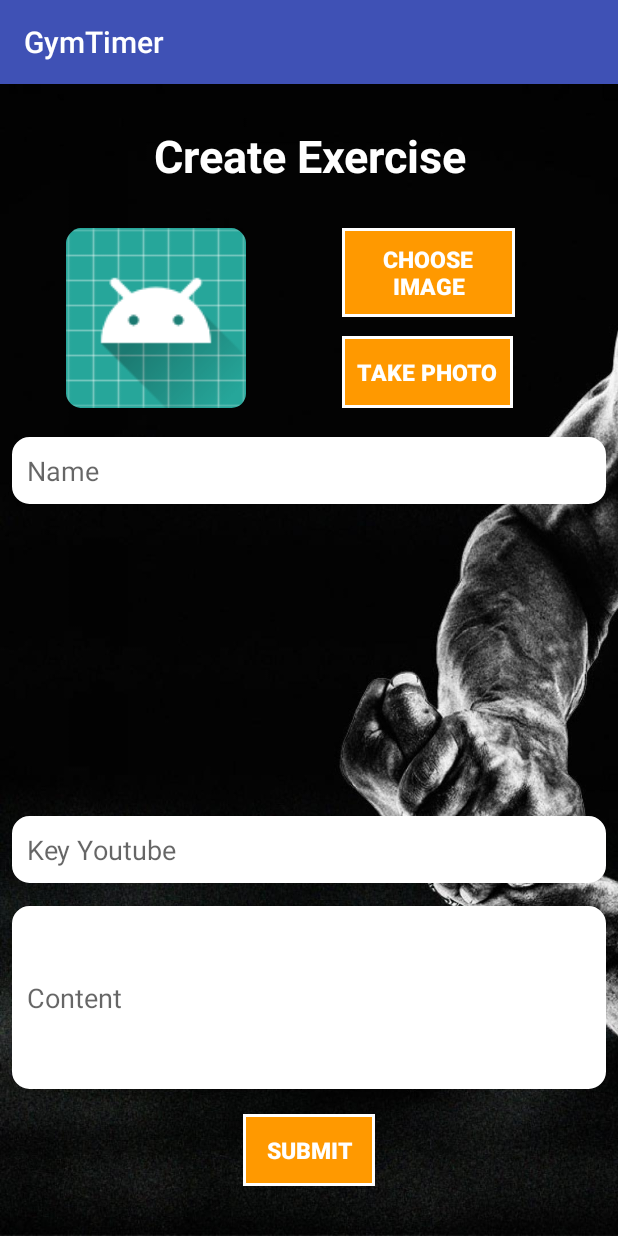
After one commit to HoangJerry/androidGymTimer, an Android app: the CreateActivity screen opened directly, with no data from a screen before it, on a phone screen of 412 x 824 dp. The commit adds this screen. Run offline under Robolectric (Android 15) with nearby library versions, the phone set to English and light mode, and no system bars.

Commit message:
'create-ui'

```diff
--- a/app/build.gradle
+++ b/app/build.gradle
@@ -20,6 +20,7 @@ android {
 
 dependencies {
     implementation fileTree(dir: 'libs', include: ['*.jar'])
+    //noinspection GradleCompatible
     implementation 'com.android.support:appcompat-v7:28.0.0-alpha1'
     implementation 'com.android.support.constraint:constraint-layout:1.1.3'
     implementation 'com.android.support:support-v4:28.0.0'
--- a/app/src/main/AndroidManifest.xml
+++ b/app/src/main/AndroidManifest.xml
@@ -24,7 +24,8 @@
         <activity android:name=".LessonActivity" />
         <activity android:name=".LevelActivity" />
         <activity android:name=".models.ExerciseDetailActivity" />
-        <activity android:name=".YoutubeActivity"></activity>
+        <activity android:name=".YoutubeActivity" />
+        <activity android:name=".CreateActivity"></activity>
     </application>
 
 </manifest>
--- /dev/null
+++ b/app/src/main/java/com/milano/minh/gymtimer/CreateActivity.java
@@ -0,0 +1,150 @@
+package com.milano.minh.gymtimer;
+
+import android.content.ContentValues;
+import android.content.Intent;
+import android.database.sqlite.SQLiteDatabase;
+import android.graphics.Bitmap;
+import android.graphics.BitmapFactory;
+import android.graphics.drawable.BitmapDrawable;
+import android.net.Uri;
+import android.provider.MediaStore;
+import android.support.annotation.Nullable;
+import android.support.v7.app.AppCompatActivity;
+import android.os.Bundle;
+import android.view.View;
+import android.widget.Button;
+import android.widget.EditText;
+import android.widget.ImageView;
+import android.widget.Toast;
+
+import com.milano.minh.gymtimer.database.Database;
+
+import java.io.ByteArrayOutputStream;
+import java.io.FileNotFoundException;
+import java.io.InputStream;
+
+public class CreateActivity extends AppCompatActivity {
+    final String DATABASE_NAME = "gymdb.sqlite3";
+    SQLiteDatabase database;
+    EditText edt_lesson, edt_content, edt_key_youtube;
+    Button btn_submit, btn_select_img, btn_chup;
+    ImageView img_view_demo;
+    final  int REQUEST_TAKE_PHOTO = 123;
+    final  int REQUEST_CHOOSE_PHOTO = 321;
+
+    @Override
+    protected void onCreate(Bundle savedInstanceState) {
+        super.onCreate(savedInstanceState);
+        setContentView(R.layout.activity_create);
+
+        addControls();
+        addEvent();
+        initUI();
+    }
+
+    private  void  addControls() {
+        btn_select_img = (Button) findViewById(R.id.btn_select_img);
+        btn_submit = (Button) findViewById(R.id.btn_submit);
+        edt_lesson = (EditText) findViewById(R.id.edt_lesson);
+        edt_content = (EditText) findViewById(R.id.edt_content);
+        edt_key_youtube = (EditText) findViewById(R.id.edt_key_youtube);
+        img_view_demo = (ImageView) findViewById(R.id.img_view_demo);
+        btn_chup =  (Button) findViewById(R.id.btn_chup);
+    }
+
+    private void initUI() {
+
+    }
+
+    private void takePicture() {
+        Intent intent = new Intent(MediaStore.ACTION_IMAGE_CAPTURE);
+        startActivityForResult(intent, REQUEST_TAKE_PHOTO );
+    }
+
+    private void choosePhoto() {
+        Intent intent = new Intent(Intent.ACTION_PICK);
+        intent.setType("image/*");
+
+        startActivityForResult(intent, REQUEST_CHOOSE_PHOTO );
+    }
+
+    @Override
+    protected void onActivityResult(int requestCode, int resultCode, @Nullable Intent data) {
+        if(resultCode == RESULT_OK) {
+            if ( requestCode == REQUEST_CHOOSE_PHOTO) {
+
+                try {
+                    Uri imageUri = data.getData();
+                    InputStream is = getContentResolver().openInputStream(imageUri);
+                    Bitmap bitmap = BitmapFactory.decodeStream(is);
+                    img_view_demo.setImageBitmap(bitmap);
+
+                } catch (FileNotFoundException e) {
+                    e.printStackTrace();
+                }
+
+            } else if(requestCode == REQUEST_TAKE_PHOTO){
+                Bitmap bitmap = (Bitmap) data.getExtras().get("data");
+                img_view_demo.setImageBitmap(bitmap);
+            }
+        }
+        super.onActivityResult(requestCode, resultCode, data);
+    }
+
+    private void addEvent () {
+        btn_select_img.setOnClickListener(new View.OnClickListener() {
+            @Override
+            public void onClick(View v) {
+                choosePhoto();
+            }
+        });
+
+        btn_chup.setOnClickListener(new View.OnClickListener() {
+            @Override
+            public void onClick(View v) {
+                takePicture();
+            }
+        });
+        btn_submit.setOnClickListener(new View.OnClickListener() {
+            @Override
+            public void onClick(View v) {
+                create();
+            }
+        });
+    }
+
+    private  void create () {
+        String name = edt_lesson.getText().toString();
+        String content = edt_content.getText().toString();
+        String youtube = edt_key_youtube.getText().toString();
+        byte[] picture = getByArrayFromImageView(img_view_demo);
+        ContentValues contentValues = new ContentValues();
+        contentValues.put("name", name);
+        contentValues.put("content", content);
+        contentValues.put("picture", picture);
+        contentValues.put("youtube", youtube);
+        String msg ="";
+        database = Database.initDatabase(this, DATABASE_NAME);
+        if(database.insert("exercise",null, contentValues) == -1) {
+            msg = "Tạo không thành công!!";
+            Toast.makeText(this, msg, Toast.LENGTH_LONG).show();
+        } else {
+            msg = "Tạo thành công!!";
+            Toast.makeText(this, msg, Toast.LENGTH_LONG).show();
+            Intent intent = new Intent(CreateActivity.this, LevelActivity.class);
+            startActivity(intent);
+        }
+
+
+    }
+
+    public byte[] getByArrayFromImageView(ImageView imgv){
+        BitmapDrawable drawable = (BitmapDrawable) imgv.getDrawable();
+        Bitmap bmp = drawable.getBitmap();
+
+        ByteArrayOutputStream stream = new ByteArrayOutputStream();
+        bmp.compress(Bitmap.CompressFormat.PNG, 100, stream);
+        byte[] byteArray = stream.toByteArray();
+        return byteArray;
+    }
+}
--- a/app/src/main/java/com/milano/minh/gymtimer/LevelActivity.java
+++ b/app/src/main/java/com/milano/minh/gymtimer/LevelActivity.java
@@ -20,7 +20,7 @@ public class LevelActivity extends AppCompatActivity {
         btn_muc1.setOnClickListener(new View.OnClickListener() {
             @Override
             public void onClick(View v) {
-                Intent intent = new Intent(LevelActivity.this, LessonActivity.class);
+                Intent intent = new Intent(LevelActivity.this, CreateActivity.class);
                 startActivity(intent);
             }
         });
--- a/app/src/main/java/com/milano/minh/gymtimer/MainActivity.java
+++ b/app/src/main/java/com/milano/minh/gymtimer/MainActivity.java
@@ -18,7 +18,7 @@ public class MainActivity extends AppCompatActivity {
                         startActivity(intent);
                     }
                 },
-                5000);
+                1000);
 
     }
 }
--- /dev/null
+++ b/app/src/main/res/layout/activity_create.xml
@@ -0,0 +1,117 @@
+<?xml version="1.0" encoding="utf-8"?>
+<RelativeLayout xmlns:android="http://schemas.android.com/apk/res/android"
+    xmlns:app="http://schemas.android.com/apk/res-auto"
+    xmlns:tools="http://schemas.android.com/tools"
+    android:layout_width="match_parent"
+    android:background="@drawable/manhinh"
+    android:layout_height="match_parent"
+    android:padding="8dp"
+    tools:context=".CreateActivity">
+
+    <ImageView
+        android:id="@+id/img_view_demo"
+        android:layout_width="120dp"
+        android:layout_height="120dp"
+        android:layout_alignParentStart="true"
+        android:layout_alignParentTop="true"
+        android:layout_marginStart="36dp"
+        android:layout_marginTop="88dp"
+        app:srcCompat="@mipmap/ic_launcher"
+        tools:layout_editor_absoluteX="16dp"
+        tools:layout_editor_absoluteY="16dp"
+        android:layout_alignParentLeft="true"
+        android:layout_marginLeft="36dp" />
+
+    <Button
+        android:id="@+id/btn_select_img"
+        android:layout_width="115dp"
+        android:layout_height="wrap_content"
+        android:layout_alignStart="@+id/btn_chup"
+        android:layout_alignTop="@+id/img_view_demo"
+        android:background="@drawable/custom_button"
+        android:text="@string/choose_img"
+        android:textColor="@color/colorWhite"
+        android:textSize="15sp"
+        android:textStyle="bold" />
+
+    <EditText
+        android:id="@+id/edt_lesson"
+        android:layout_width="match_parent"
+        android:layout_height="wrap_content"
+        android:layout_alignParentLeft="true"
+        android:layout_alignParentStart="true"
+        android:layout_alignParentTop="true"
+        android:layout_marginLeft="0dp"
+        android:layout_marginStart="0dp"
+        android:layout_marginTop="227dp"
+        android:background="@drawable/custom_edit_text"
+        android:ems="10"
+        android:hint="@string/name"
+        android:inputType="textPersonName" />
+
+    <EditText
+        android:id="@+id/edt_key_youtube"
+        android:background="@drawable/custom_edit_text"
+        android:layout_width="match_parent"
+        android:layout_height="wrap_content"
+        android:layout_alignParentBottom="true"
+        android:layout_centerHorizontal="true"
+        android:layout_marginBottom="227dp"
+        android:ems="10"
+        android:inputType="textPersonName"
+        android:hint="@string/key_youtube" />
+
+    <Button
+        android:id="@+id/btn_submit"
+        android:layout_width="wrap_content"
+        android:layout_height="wrap_content"
+        android:layout_alignParentBottom="true"
+        android:layout_centerHorizontal="true"
+        android:layout_marginBottom="25dp"
+        android:background="@drawable/custom_button"
+        android:textColor="@color/colorWhite"
+        android:textStyle="bold"
+        android:textSize="15sp"
+        android:text="@string/submit" />
+
+    <TextView
+        android:id="@+id/create_view"
+        android:layout_width="match_parent"
+        android:layout_height="50dp"
+        android:textSize="30sp"
+        android:layout_alignParentTop="true"
+        android:layout_alignStart="@+id/edt_lesson"
+        android:layout_marginTop="19dp"
+        android:text="@string/create_exe"
+        android:textAlignment="center"
+        android:textColor="@color/colorWhite"
+        android:textStyle="bold"
+        android:layout_marginBottom="50dp"
+        android:layout_alignLeft="@+id/edt_lesson" />
+
+    <Button
+        android:id="@+id/btn_chup"
+        android:layout_width="114dp"
+        android:layout_height="wrap_content"
+        android:layout_alignBottom="@+id/img_view_demo"
+        android:layout_alignParentEnd="true"
+        android:layout_marginEnd="62dp"
+        android:background="@drawable/custom_button"
+        android:text="@string/take_photo"
+        android:textColor="@color/colorWhite"
+        android:textSize="15sp"
+        android:textStyle="bold" />
+
+    <EditText
+        android:id="@+id/edt_content"
+        android:background="@drawable/custom_edit_text"
+        android:layout_width="match_parent"
+        android:layout_height="122dp"
+        android:layout_alignParentBottom="true"
+        android:layout_centerHorizontal="true"
+        android:layout_marginBottom="90dp"
+        android:hint="@string/content"
+        android:ems="10"
+        android:inputType="textMultiLine" />
+
+</RelativeLayout>
--- a/app/src/main/res/layout/activity_exercise_detail.xml
+++ b/app/src/main/res/layout/activity_exercise_detail.xml
@@ -1,6 +1,5 @@
 <?xml version="1.0" encoding="utf-8"?>
 <LinearLayout xmlns:android="http://schemas.android.com/apk/res/android"
-    xmlns:app="http://schemas.android.com/apk/res-auto"
     android:layout_width="match_parent"
     android:layout_height="match_parent"
     android:orientation="vertical">
@@ -9,7 +8,8 @@
     <ImageView
         android:id="@+id/img_Detail"
         android:layout_width="match_parent"
-        android:layout_height="wrap_content"
+        android:layout_height="150dp"
+        android:scaleType="centerCrop"
         />
 
     <TextView
--- a/app/src/main/res/layout/activity_lesson.xml
+++ b/app/src/main/res/layout/activity_lesson.xml
@@ -7,5 +7,6 @@
     <ListView
         android:id="@+id/lvLesson"
         android:layout_width="match_parent"
+        android:background="#C0C0C0"
         android:layout_height="match_parent" />
 </RelativeLayout>
--- a/app/src/main/res/values/colors.xml
+++ b/app/src/main/res/values/colors.xml
@@ -6,4 +6,5 @@
     <color name="colorGreen">#00CC00</color>
     <color name="colorWhite">#ffff</color>
     <color name="colorOrange">#FF9900</color>
+    <color name="colorGray">#C0C0C0</color>
 </resources>
--- a/app/src/main/res/values/strings.xml
+++ b/app/src/main/res/values/strings.xml
@@ -3,6 +3,13 @@
     <string name="prompt">Choose a sex</string>
     <string name="setup">Create exercise</string>
     <string name="show">Show exercise</string>
+    <string name="name">Name</string>
+    <string name="choose_img">CHOOSE IMAGE</string>
+    <string name="content">Content</string>
+    <string name="key_youtube">Key Youtube</string>
+    <string name="create_exe">Create Exercise</string>
+    <string name="take_photo">TAKE PHOTO</string>
+    <string name="submit">Submit</string>
     <string-array name="sex_array">
         <item>Nam</item>
         <item>Nu</item>
```
Also changed, not shown: app/src/main/res/drawable-v24/shadow.xml (added, +13 -0 lines), app/src/main/res/layout/item_gym_lesson.xml (+6 -4 lines), 1 other file.
